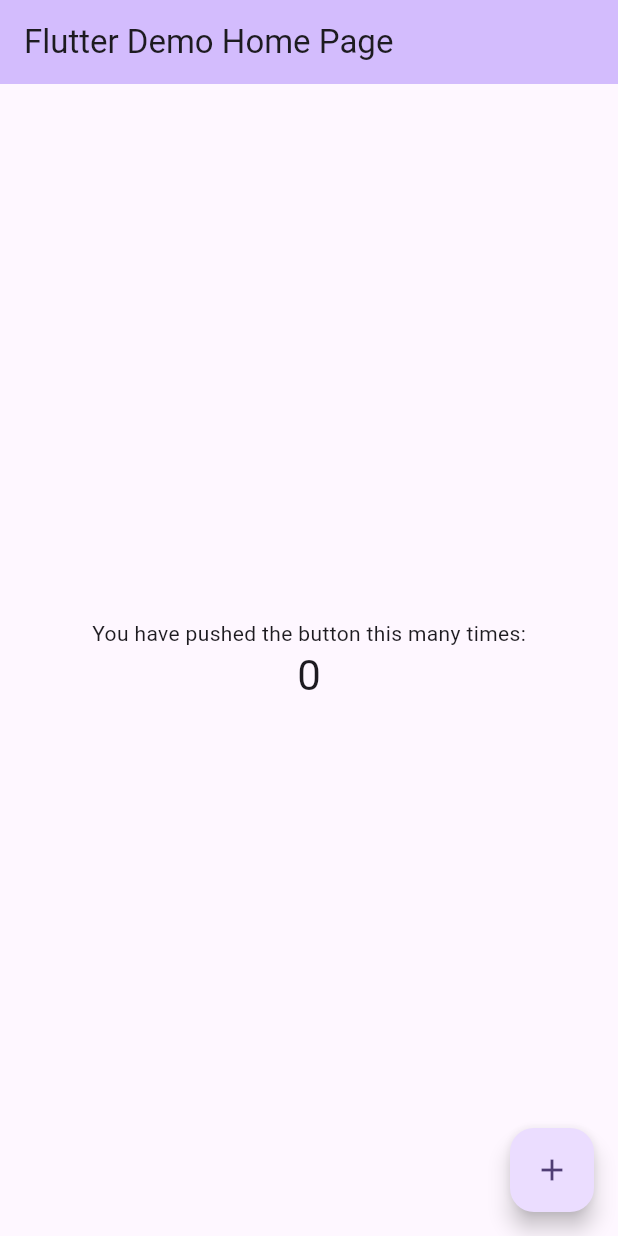
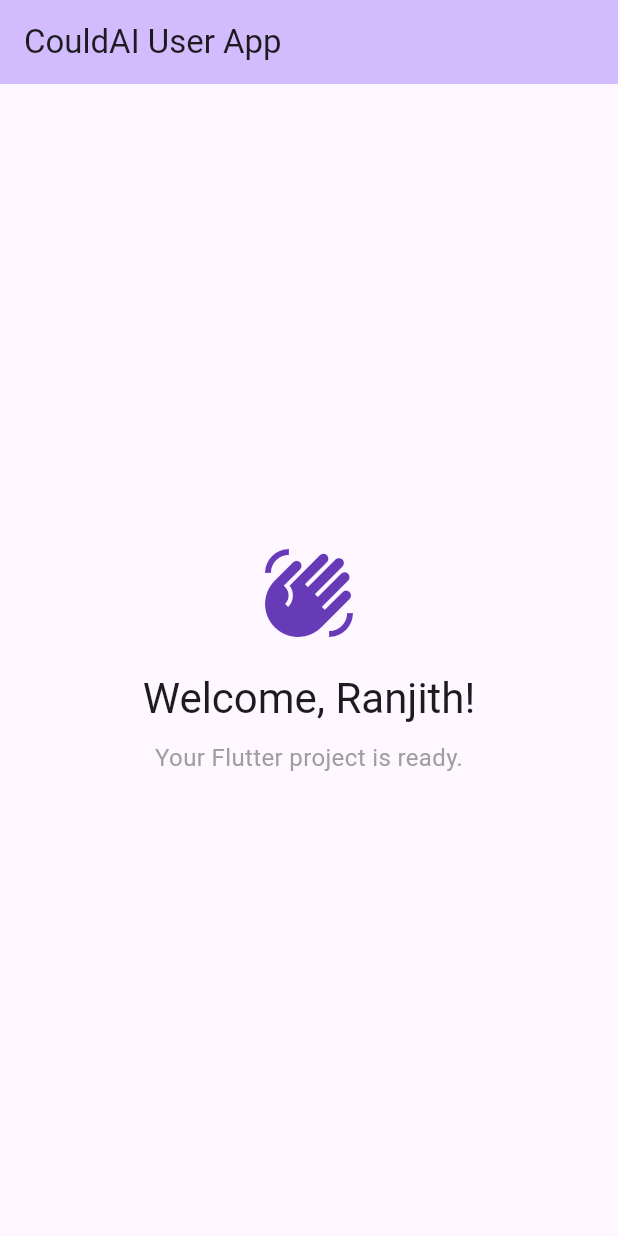
Before and after one commit to could-ai/019aeea2-037d-7a73-9715-27022f5bb72a, a Flutter app: the screen it shows after launch, on a phone screen of 412 x 824 dp. Run offline on Flutter 3.47's test engine with Material 3 defaults, Android fonts, the phone set to English and light mode, and no system bars.

Commit message:
Replaced the default counter app with a clean Home Screen welcoming Ranjith. Configured proper routing with initialRoute set to '/'.

```diff
--- a/usr/lib/main.dart
+++ b/usr/lib/main.dart
@@ -7,117 +7,51 @@ void main() {
 class MyApp extends StatelessWidget {
   const MyApp({super.key});
 
-  // This widget is the root of your application.
   @override
   Widget build(BuildContext context) {
     return MaterialApp(
-      title: 'Flutter Demo',
+      title: 'CouldAI User App',
       debugShowCheckedModeBanner: false,
       theme: ThemeData(
-        // This is the theme of your application.
-        //
-        // TRY THIS: Try running your application with "flutter run". You'll see
-        // the application has a purple toolbar. Then, without quitting the app,
-        // try changing the seedColor in the colorScheme below to Colors.green
-        // and then invoke "hot reload" (save your changes or press the "hot
-        // reload" button in a Flutter-supported IDE, or press "r" if you used
-        // the command line to start the app).
-        //
-        // Notice that the counter didn't reset back to zero; the application
-        // state is not lost during the reload. To reset the state, use hot
-        // restart instead.
-        //
-        // This works for code too, not just values: Most code changes can be
-        // tested with just a hot reload.
         colorScheme: ColorScheme.fromSeed(seedColor: Colors.deepPurple),
+        useMaterial3: true,
       ),
       initialRoute: '/',
       routes: {
-        '/': (context) => const MyHomePage(title: 'Flutter Demo Home Page'),
+        '/': (context) => const HomeScreen(),
       },
     );
   }
 }
 
-class MyHomePage extends StatefulWidget {
-  const MyHomePage({super.key, required this.title});
-
-  // This widget is the home page of your application. It is stateful, meaning
-  // that it has a State object (defined below) that contains fields that affect
-  // how it looks.
-
-  // This class is the configuration for the state. It holds the values (in this
-  // case the title) provided by the parent (in this case the App widget) and
-  // used by the build method of the State. Fields in a Widget subclass are
-  // always marked "final".
-
-  final String title;
-
-  @override
-  State<MyHomePage> createState() => _MyHomePageState();
-}
-
-class _MyHomePageState extends State<MyHomePage> {
-  int _counter = 0;
-
-  void _incrementCounter() {
-    setState(() {
-      // This call to setState tells the Flutter framework that something has
-      // changed in this State, which causes it to rerun the build method below
-      // so that the display can reflect the updated values. If we changed
-      // _counter without calling setState(), then the build method would not be
-      // called again, and so nothing would appear to happen.
-      _counter++;
-    });
-  }
+class HomeScreen extends StatelessWidget {
+  const HomeScreen({super.key});
 
   @override
   Widget build(BuildContext context) {
-    // This method is rerun every time setState is called, for instance as done
-    // by the _incrementCounter method above.
-    //
-    // The Flutter framework has been optimized to make rerunning build methods
-    // fast, so that you can just rebuild anything that needs updating rather
-    // than having to individually change instances of widgets.
     return Scaffold(
       appBar: AppBar(
-        // TRY THIS: Try changing the color here to a specific color (to
-        // Colors.amber, perhaps?) and trigger a hot reload to see the AppBar
-        // change color while the other colors stay the same.
+        title: const Text('CouldAI User App'),
         backgroundColor: Theme.of(context).colorScheme.inversePrimary,
-        // Here we take the value from the MyHomePage object that was created by
-        // the App.build method, and use it to set our appbar title.
-        title: Text(widget.title),
       ),
       body: Center(
-        // Center is a layout widget. It takes a single child and positions it
-        // in the middle of the parent.
         child: Column(
-          // Column is also a layout widget. It takes a list of children and
-          // arranges them vertically. By default, it sizes itself to fit its
-          // children horizontally, and tries to be as tall as its parent.
-          //
-          // Column has various properties to control how it sizes itself and
-          // how it positions its children. Here we use mainAxisAlignment to
-          // center the children vertically; the main axis here is the vertical
-          // axis because Columns are vertical (the cross axis would be
-          // horizontal).
-          //
-          // TRY THIS: Invoke "debug painting" (choose the "Toggle Debug Paint"
-          // action in the IDE, or press "p" in the console), to see the
-          // wireframe for each widget.
           mainAxisAlignment: MainAxisAlignment.center,
-          children: <Widget>[
-            const Text('You have pushed the button this many times:'),
-            Text('$_counter', style: Theme.of(context).textTheme.headlineMedium),
+          children: [
+            const Icon(Icons.waving_hand, size: 64, color: Colors.deepPurple),
+            const SizedBox(height: 20),
+            Text(
+              'Welcome, Ranjith!',
+              style: Theme.of(context).textTheme.headlineMedium,
+            ),
+            const SizedBox(height: 10),
+            const Text(
+              'Your Flutter project is ready.',
+              style: TextStyle(fontSize: 16, color: Colors.grey),
+            ),
           ],
         ),
       ),
-      floatingActionButton: FloatingActionButton(
-        onPressed: _incrementCounter,
-        tooltip: 'Increment',
-        child: const Icon(Icons.add),
-      ), // This trailing comma makes auto-formatting nicer for build methods.
     );
   }
 }
```
